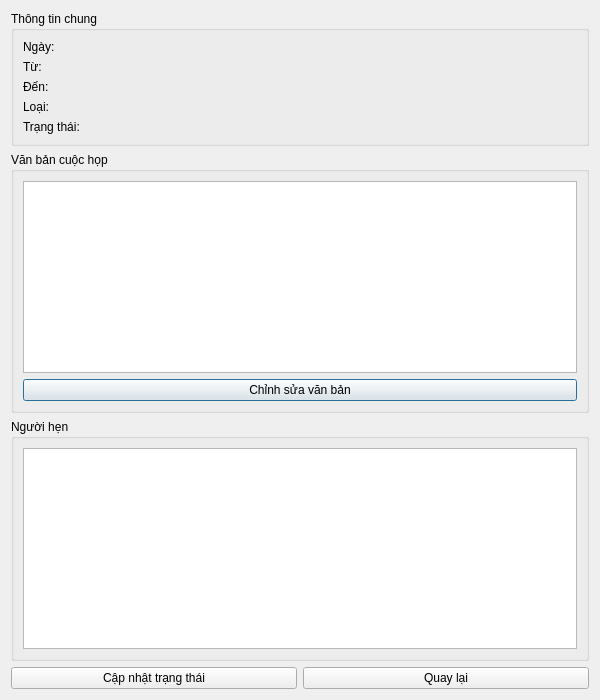
Qt form src/views/teacherviews/meetingdetaildialog.ui (HuyenTranggg/Meeting_Scheduler_App) before a commit.
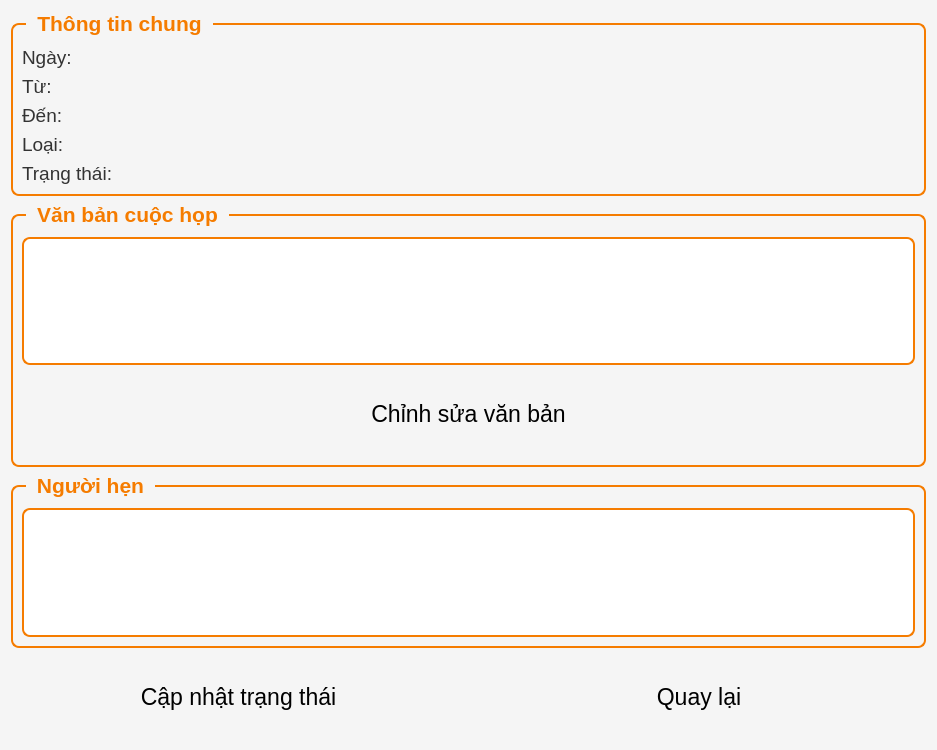
The same form after that commit.

Commit message: style lai giao dien

Diff of the .ui file:
```diff
--- a/src/views/teacherviews/meetingdetaildialog.ui
+++ b/src/views/teacherviews/meetingdetaildialog.ui
@@ -6,13 +6,52 @@
    <rect>
     <x>0</x>
     <y>0</y>
-    <width>600</width>
-    <height>700</height>
+    <width>937</width>
+    <height>750</height>
    </rect>
   </property>
   <property name="windowTitle">
    <string>Thông tin lịch hẹn</string>
   </property>
+  <property name="styleSheet">
+   <string notr="true">
+    QDialog {
+        background-color: #f5f5f5;
+        font-family: 'Segoe UI', Arial;
+    }
+    QGroupBox {
+        font-size: 16pt;
+        font-weight: bold;
+        color: #f57c00;
+        border: 2px solid #f57c00;
+        border-radius: 8px;
+        margin-top: 12px;
+        padding-top: 12px;
+    }
+    QGroupBox::title {
+        subcontrol-origin: margin;
+        left: 15px;
+        padding: 0 8px;
+    }
+    QLabel {
+        color: #333333;
+        font-size: 14pt;
+    }
+    QTextEdit, QPlainTextEdit {
+        background-color: white;
+        border: 2px solid #f57c00;
+        border-radius: 8px;
+        font-size: 16pt;
+        padding: 10px;
+    }
+    QPushButton {
+        font-size: 17pt;
+        padding: 15px 30px;
+        border-radius: 8px;
+        min-height: 55px;
+    }
+   </string>
+  </property>
   <layout class="QVBoxLayout" name="verticalLayout">
    <item>
     <widget class="QGroupBox" name="infoGroupBox">
```
The commit also changes 26 other files.
